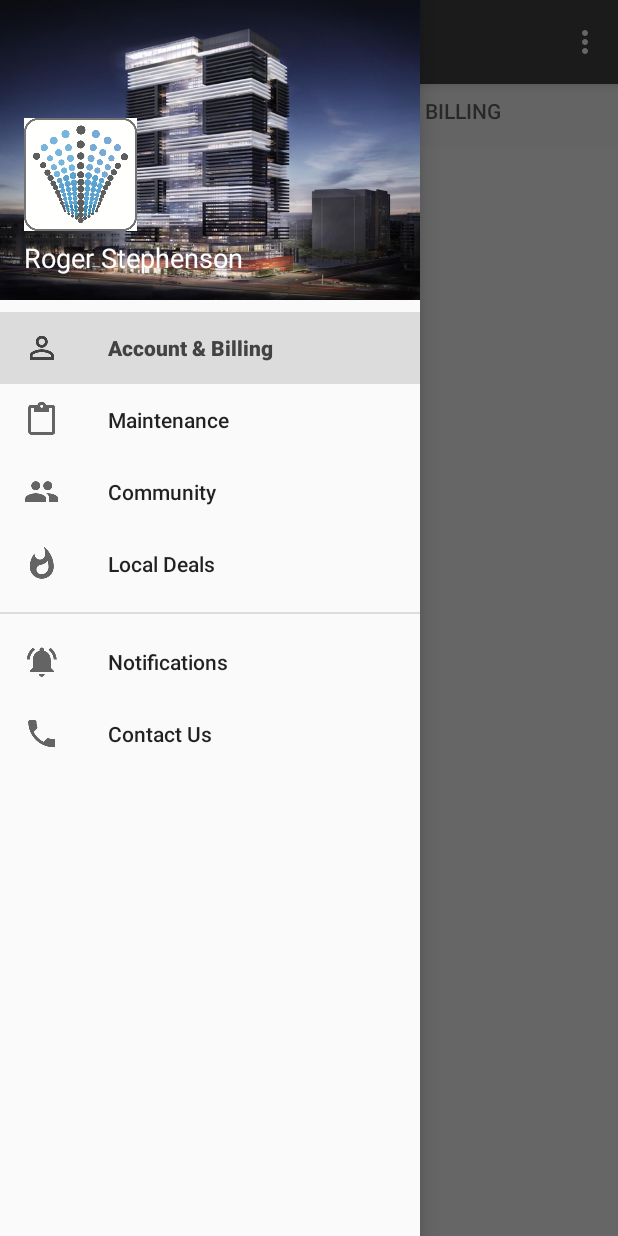
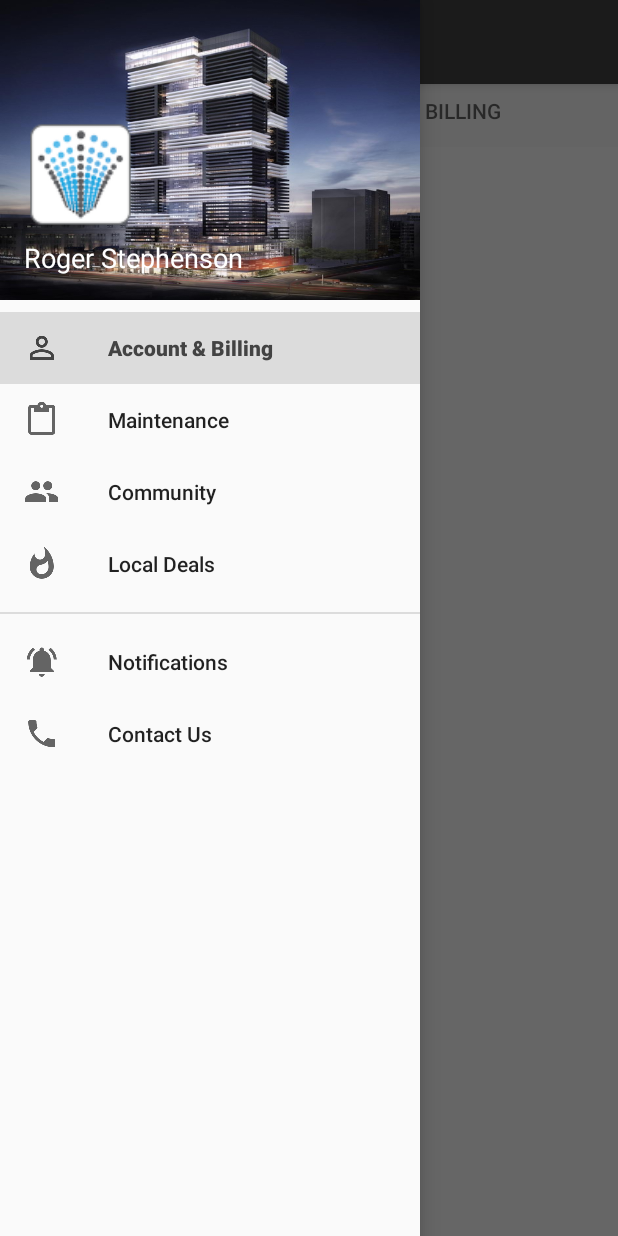
Before and after one commit to Brian-Kaplan/CleverRent, an Android app: the screen it shows after launch (MainActivity), with the side drawer open, on a phone screen of 412 x 824 dp. Run offline under Robolectric (Android 15) with nearby library versions, the phone set to English and light mode, and no system bars.

Commit message:
week 1 complete

```diff
--- a/app/src/main/res/layout/nav_header_main.xml
+++ b/app/src/main/res/layout/nav_header_main.xml
@@ -11,7 +11,7 @@
     android:weightSum="1">
 
     <ImageView android:layout_width="75dp" android:layout_height="75dp"
-        android:src="@drawable/side_menu_icon" android:id="@+id/imageView"
+        android:src="@mipmap/ic_launcher" android:id="@+id/imageView"
         android:layout_weight="0.19"
         android:scaleType="centerCrop"
         android:layout_alignParentLeft="true"
--- a/app/src/main/res/menu/main.xml
+++ b/app/src/main/res/menu/main.xml
@@ -1,6 +1,4 @@
 <menu xmlns:android="http://schemas.android.com/apk/res/android"
     xmlns:app="http://schemas.android.com/apk/res-auto"
     xmlns:tools="http://schemas.android.com/tools" tools:context=".MainActivity">
-    <item android:id="@+id/action_settings" android:title="@string/action_settings"
-        android:orderInCategory="100" app:showAsAction="never" />
 </menu>
```
Also changed, not shown: app/src/main/java/com/example/brian/cleverrent/MainActivity.java (+4 -4 lines), app/src/main/res/drawable/side_menu_icon.png (deleted), app/src/main/res/mipmap-hdpi/ic_launcher.png, app/src/main/res/mipmap-mdpi/ic_launcher.png, app/src/main/res/mipmap-xhdpi/ic_launcher.png, app/src/main/res/mipmap-xxhdpi/ic_launcher.png, app/src/main/res/mipmap-xxxhdpi/ic_launcher.png.
